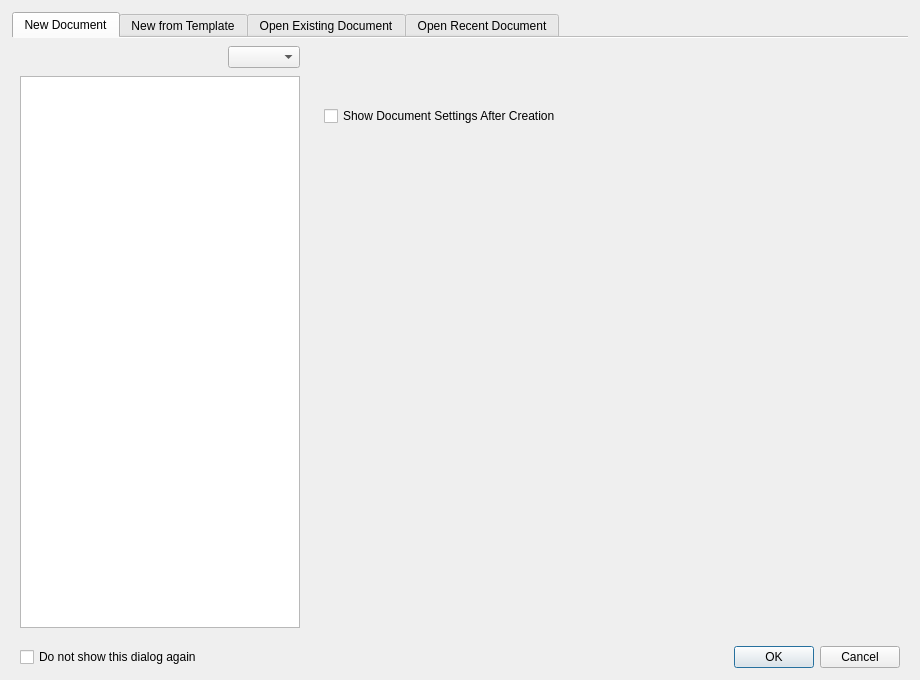
First picture: the form in scribus/ui/newdocdialog.ui, repository benjamin-kraatz/scribus, before the edit.
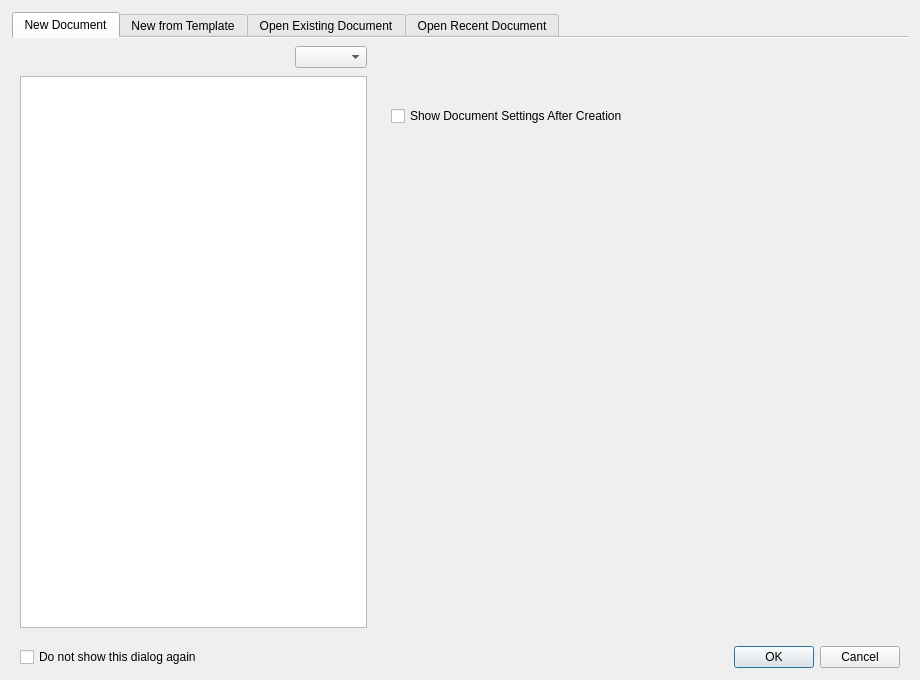
Second picture: the form after the edit. Custom widgets are drawn as their Qt base class.

Commit message: Enhance new document dialog layout by adjusting stretch properties for better spacing

```diff
--- a/scribus/ui/newdocdialog.ui
+++ b/scribus/ui/newdocdialog.ui
@@ -53,7 +53,7 @@
       <attribute name="title">
        <string>New Document</string>
       </attribute>
-      <layout class="QHBoxLayout" name="horizontalLayout_7">
+      <layout class="QHBoxLayout" name="horizontalLayout_7" stretch="2,3">
        <property name="spacing">
                 <number>12</number>
        </property>
```
Left out of the diff: 3 changed lines with no effect on the pictures.
